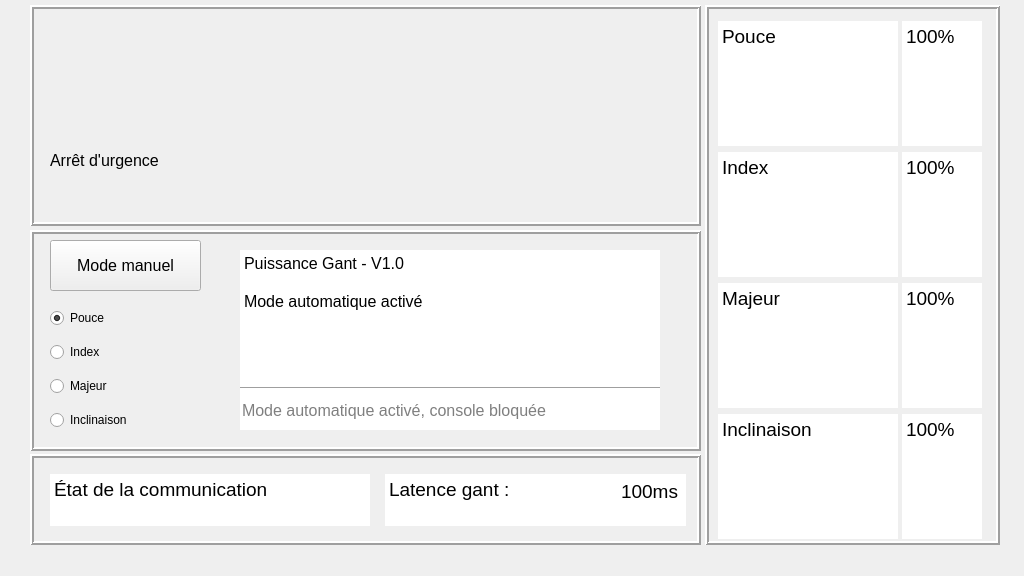
Before: the Qt Designer form Puissance Gant/Programmation/Code_Interface/interfacePuissanceGant.ui in Puissance-Gant/S4-Puissance-Gant, drawn with Qt 5.
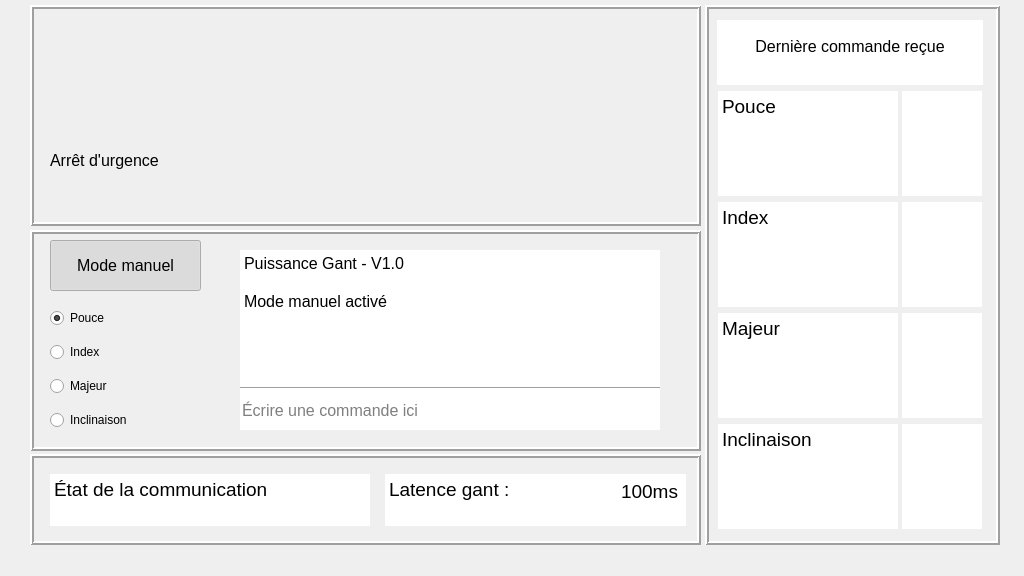
After: the same form once the commit is applied. Icons and pictures are not drawn. Custom widgets are drawn as their Qt base class.

Commit message:
Continuer l'interface
Ajustements de l'apparence

Commencer avec le mode manuel au lieu d'automatique

Ajouter l'affichage des commandes manuelles dans les dernières commandes envoyées

Patch:
```diff
--- a/Puissance Gant/Programmation/Code_Interface/interfacePuissanceGant.ui
+++ b/Puissance Gant/Programmation/Code_Interface/interfacePuissanceGant.ui
@@ -224,9 +224,9 @@
      <property name="geometry">
       <rect>
        <x>10</x>
-       <y>10</y>
+       <y>80</y>
        <width>271</width>
-       <height>531</height>
+       <height>451</height>
       </rect>
      </property>
      <layout class="QHBoxLayout" name="Layout_InfoDoigts">
@@ -249,13 +249,13 @@
           <property name="minimumSize">
            <size>
             <width>180</width>
-            <height>125</height>
+            <height>105</height>
            </size>
           </property>
           <property name="maximumSize">
            <size>
             <width>180</width>
-            <height>125</height>
+            <height>105</height>
            </size>
           </property>
           <property name="font">
@@ -295,13 +295,13 @@
           <property name="minimumSize">
            <size>
             <width>180</width>
-            <height>125</height>
+            <height>105</height>
            </size>
           </property>
           <property name="maximumSize">
            <size>
             <width>180</width>
-            <height>125</height>
+            <height>105</height>
            </size>
           </property>
           <property name="font">
@@ -341,13 +341,13 @@
           <property name="minimumSize">
            <size>
             <width>180</width>
-            <height>125</height>
+            <height>105</height>
            </size>
           </property>
           <property name="maximumSize">
            <size>
             <width>180</width>
-            <height>125</height>
+            <height>105</height>
            </size>
           </property>
           <property name="font">
@@ -387,13 +387,13 @@
           <property name="minimumSize">
            <size>
             <width>180</width>
-            <height>125</height>
+            <height>105</height>
            </size>
           </property>
           <property name="maximumSize">
            <size>
             <width>180</width>
-            <height>125</height>
+            <height>105</height>
            </size>
           </property>
           <property name="font">
@@ -434,13 +434,13 @@
           <property name="minimumSize">
            <size>
             <width>80</width>
-            <height>125</height>
+            <height>105</height>
            </size>
           </property>
           <property name="maximumSize">
            <size>
             <width>80</width>
-            <height>125</height>
+            <height>105</height>
            </size>
           </property>
           <property name="font">
@@ -465,7 +465,7 @@
 &lt;html&gt;&lt;head&gt;&lt;meta name=&quot;qrichtext&quot; content=&quot;1&quot; /&gt;&lt;style type=&quot;text/css&quot;&gt;
 p, li { white-space: pre-wrap; }
 &lt;/style&gt;&lt;/head&gt;&lt;body style=&quot; font-family:'MS Shell Dlg 2'; font-size:14pt; font-weight:400; font-style:normal;&quot;&gt;
-&lt;p style=&quot; margin-top:0px; margin-bottom:0px; margin-left:0px; margin-right:0px; -qt-block-indent:0; text-indent:0px;&quot;&gt;100%&lt;/p&gt;&lt;/body&gt;&lt;/html&gt;</string>
+&lt;p dir='rtl' style=&quot;-qt-paragraph-type:empty; margin-top:0px; margin-bottom:0px; margin-left:0px; margin-right:0px; -qt-block-indent:0; text-indent:0px;&quot;&gt;&lt;br /&gt;&lt;/p&gt;&lt;/body&gt;&lt;/html&gt;</string>
           </property>
          </widget>
         </item>
@@ -474,13 +474,13 @@
           <property name="minimumSize">
            <size>
             <width>80</width>
-            <height>125</height>
+            <height>105</height>
            </size>
           </property>
           <property name="maximumSize">
            <size>
             <width>80</width>
-            <height>125</height>
+            <height>105</height>
            </size>
           </property>
           <property name="font">
@@ -505,7 +505,7 @@
 &lt;html&gt;&lt;head&gt;&lt;meta name=&quot;qrichtext&quot; content=&quot;1&quot; /&gt;&lt;style type=&quot;text/css&quot;&gt;
 p, li { white-space: pre-wrap; }
 &lt;/style&gt;&lt;/head&gt;&lt;body style=&quot; font-family:'MS Shell Dlg 2'; font-size:14pt; font-weight:400; font-style:normal;&quot;&gt;
-&lt;p style=&quot; margin-top:0px; margin-bottom:0px; margin-left:0px; margin-right:0px; -qt-block-indent:0; text-indent:0px;&quot;&gt;100%&lt;/p&gt;&lt;/body&gt;&lt;/html&gt;</string>
+&lt;p dir='rtl' style=&quot;-qt-paragraph-type:empty; margin-top:0px; margin-bottom:0px; margin-left:0px; margin-right:0px; -qt-block-indent:0; text-indent:0px;&quot;&gt;&lt;br /&gt;&lt;/p&gt;&lt;/body&gt;&lt;/html&gt;</string>
           </property>
          </widget>
         </item>
@@ -514,13 +514,13 @@
           <property name="minimumSize">
            <size>
             <width>80</width>
-            <height>125</height>
+            <height>105</height>
            </size>
           </property>
           <property name="maximumSize">
            <size>
             <width>80</width>
-            <height>125</height>
+            <height>105</height>
            </size>
           </property>
           <property name="font">
@@ -545,7 +545,7 @@
 &lt;html&gt;&lt;head&gt;&lt;meta name=&quot;qrichtext&quot; content=&quot;1&quot; /&gt;&lt;style type=&quot;text/css&quot;&gt;
 p, li { white-space: pre-wrap; }
 &lt;/style&gt;&lt;/head&gt;&lt;body style=&quot; font-family:'MS Shell Dlg 2'; font-size:14pt; font-weight:400; font-style:normal;&quot;&gt;
-&lt;p style=&quot; margin-top:0px; margin-bottom:0px; margin-left:0px; margin-right:0px; -qt-block-indent:0; text-indent:0px;&quot;&gt;100%&lt;/p&gt;&lt;/body&gt;&lt;/html&gt;</string>
+&lt;p dir='rtl' style=&quot;-qt-paragraph-type:empty; margin-top:0px; margin-bottom:0px; margin-left:0px; margin-right:0px; -qt-block-indent:0; text-indent:0px;&quot;&gt;&lt;br /&gt;&lt;/p&gt;&lt;/body&gt;&lt;/html&gt;</string>
           </property>
          </widget>
         </item>
@@ -554,13 +554,13 @@
           <property name="minimumSize">
            <size>
             <width>80</width>
-            <height>125</height>
+            <height>105</height>
            </size>
           </property>
           <property name="maximumSize">
            <size>
             <width>80</width>
-            <height>125</height>
+            <height>105</height>
            </size>
           </property>
           <property name="font">
@@ -585,7 +585,7 @@
 &lt;html&gt;&lt;head&gt;&lt;meta name=&quot;qrichtext&quot; content=&quot;1&quot; /&gt;&lt;style type=&quot;text/css&quot;&gt;
 p, li { white-space: pre-wrap; }
 &lt;/style&gt;&lt;/head&gt;&lt;body style=&quot; font-family:'MS Shell Dlg 2'; font-size:14pt; font-weight:400; font-style:normal;&quot;&gt;
-&lt;p style=&quot; margin-top:0px; margin-bottom:0px; margin-left:0px; margin-right:0px; -qt-block-indent:0; text-indent:0px;&quot;&gt;100%&lt;/p&gt;&lt;/body&gt;&lt;/html&gt;</string>
+&lt;p dir='rtl' style=&quot;-qt-paragraph-type:empty; margin-top:0px; margin-bottom:0px; margin-left:0px; margin-right:0px; -qt-block-indent:0; text-indent:0px;&quot;&gt;&lt;br /&gt;&lt;/p&gt;&lt;/body&gt;&lt;/html&gt;</string>
           </property>
          </widget>
         </item>
@@ -593,6 +593,30 @@
       </item>
      </layout>
     </widget>
+    <widget class="QTextEdit" name="textEdit">
+     <property name="geometry">
+      <rect>
+       <x>12</x>
+       <y>15</y>
+       <width>266</width>
+       <height>65</height>
+      </rect>
+     </property>
+     <property name="frameShape">
+      <enum>QFrame::NoFrame</enum>
+     </property>
+     <property name="frameShadow">
+      <enum>QFrame::Sunken</enum>
+     </property>
+     <property name="html">
+      <string>&lt;!DOCTYPE HTML PUBLIC &quot;-//W3C//DTD HTML 4.0//EN&quot; &quot;http://www.w3.org/TR/REC-html40/strict.dtd&quot;&gt;
+&lt;html&gt;&lt;head&gt;&lt;meta name=&quot;qrichtext&quot; content=&quot;1&quot; /&gt;&lt;style type=&quot;text/css&quot;&gt;
+p, li { white-space: pre-wrap; }
+&lt;/style&gt;&lt;/head&gt;&lt;body style=&quot; font-family:'MS Shell Dlg 2'; font-size:7.8pt; font-weight:400; font-style:normal;&quot;&gt;
+&lt;p align=&quot;center&quot; style=&quot;-qt-paragraph-type:empty; margin-top:0px; margin-bottom:0px; margin-left:0px; margin-right:0px; -qt-block-indent:0; text-indent:0px;&quot;&gt;&lt;br /&gt;&lt;/p&gt;
+&lt;p align=&quot;center&quot; style=&quot; margin-top:0px; margin-bottom:0px; margin-left:0px; margin-right:0px; -qt-block-indent:0; text-indent:0px;&quot;&gt;&lt;span style=&quot; font-size:12pt;&quot;&gt;Dernière commande reçue&lt;/span&gt;&lt;/p&gt;&lt;/body&gt;&lt;/html&gt;</string>
+     </property>
+    </widget>
    </widget>
    <widget class="QFrame" name="Frame_Boutons">
     <property name="geometry">
@@ -709,7 +733,7 @@
       <bool>true</bool>
      </property>
      <property name="checked">
-      <bool>false</bool>
+      <bool>true</bool>
      </property>
     </widget>
     <widget class="QTextEdit" name="Text_EtatDuRobot">
@@ -739,7 +763,7 @@
 &lt;/style&gt;&lt;/head&gt;&lt;body style=&quot; font-family:'MS Shell Dlg 2'; font-size:12pt; font-weight:400; font-style:normal;&quot;&gt;
 &lt;p style=&quot; margin-top:0px; margin-bottom:0px; margin-left:0px; margin-right:0px; -qt-block-indent:0; text-indent:0px;&quot;&gt;Puissance Gant - V1.0&lt;/p&gt;
 &lt;p style=&quot;-qt-paragraph-type:empty; margin-top:0px; margin-bottom:0px; margin-left:0px; margin-right:0px; -qt-block-indent:0; text-indent:0px;&quot;&gt;&lt;br /&gt;&lt;/p&gt;
-&lt;p style=&quot; margin-top:0px; margin-bottom:0px; margin-left:0px; margin-right:0px; -qt-block-indent:0; text-indent:0px;&quot;&gt;Mode automatique activé&lt;/p&gt;&lt;/body&gt;&lt;/html&gt;</string>
+&lt;p style=&quot; margin-top:0px; margin-bottom:0px; margin-left:0px; margin-right:0px; -qt-block-indent:0; text-indent:0px;&quot;&gt;Mode manuel activé&lt;/p&gt;&lt;/body&gt;&lt;/html&gt;</string>
      </property>
     </widget>
     <widget class="Line" name="Line_SeparationConsole">
@@ -831,10 +855,10 @@
       <bool>false</bool>
      </property>
      <property name="readOnly">
-      <bool>true</bool>
+      <bool>false</bool>
      </property>
      <property name="placeholderText">
-      <string>Mode automatique activé, console bloquée</string>
+      <string>Écrire une commande ici</string>
      </property>
     </widget>
     <zorder>Button_ModeManuel</zorder>
```
The commit also changes 5 other files.
